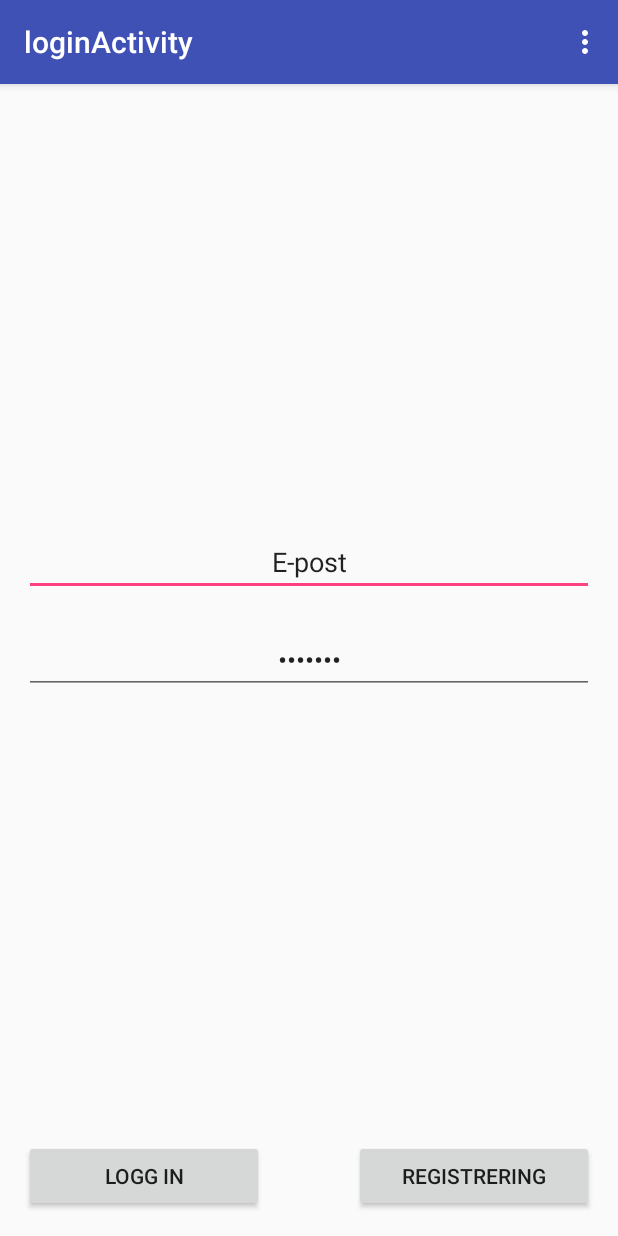
After one commit to gebib/Idretts_app, an Android app: the loginActivity screen opened directly, with no data from a screen before it, on a phone screen of 412 x 824 dp. The commit adds this screen. Run offline under Robolectric (Android 15) with nearby library versions, the phone set to English and light mode, and no system bars.

Commit message:
Ikke helt ferdig med activity, men pusher dette nå og noe litt senere i dag/morgen

```diff
--- a/app/src/main/AndroidManifest.xml
+++ b/app/src/main/AndroidManifest.xml
@@ -18,6 +18,10 @@
                 <category android:name="android.intent.category.LAUNCHER" />
             </intent-filter>
         </activity>
+        <activity
+            android:name=".application.activities.loginActivity"
+            android:label="@string/title_activity_login"
+            android:theme="@style/AppTheme.NoActionBar"></activity>
     </application>
 
 </manifest>
--- /dev/null
+++ b/app/src/main/java/com/example/gruppe43/idretts_app/application/activities/loginActivity.java
@@ -0,0 +1,76 @@
+package com.example.gruppe43.idretts_app.application.activities;
+
+import android.os.Bundle;
+import android.support.v7.app.AppCompatActivity;
+import android.support.v7.widget.Toolbar;
+import android.view.Menu;
+import android.view.MenuItem;
+import android.util.Log;
+import android.view.View;
+import android.widget.Button;
+
+import com.example.gruppe43.idretts_app.R;
+
+
+public class loginActivity extends AppCompatActivity implements View.OnClickListener{
+
+    private static final String TAG = "testRun";
+
+    @Override
+    protected void onCreate(Bundle savedInstanceState) {
+        super.onCreate(savedInstanceState);
+        setContentView(R.layout.activity_login);
+        Toolbar toolbar = (Toolbar) findViewById(R.id.toolbar);
+        setSupportActionBar(toolbar);
+
+        Button loginBT = (Button) findViewById(R.id.loginBT);
+        loginBT.setOnClickListener(this);
+
+        Button registrationBT = (Button) findViewById(R.id.registrationBT);
+        registrationBT.setOnClickListener(this);
+    }
+
+    @Override
+    public boolean onCreateOptionsMenu(Menu menu) {
+        // Inflate the menu; this adds items to the action bar if it is present.
+        getMenuInflater().inflate(R.menu.menu_first_page, menu);
+        return true;
+    }
+
+    @Override
+    public boolean onOptionsItemSelected(MenuItem item) {
+        // Handle action bar item clicks here. The action bar will
+        // automatically handle clicks on the Home/Up button, so long
+        // as you specify a parent activity in AndroidManifest.xml.
+        int id = item.getItemId();
+
+        //noinspection SimplifiableIfStatement
+        if (id == R.id.action_settings) {
+
+            String test = "UploadChange";
+            return true;
+        }
+
+        return super.onOptionsItemSelected(item);
+    }
+
+    @Override
+    public void onClick(View v) {
+        switch (v.getId()){
+            case R.id.loginBT:
+                Log.i(TAG, "debuggingtekst i stedet for intent-> home");
+                //Sett inn kode
+                break;
+
+            case R.id.registrationBT:
+                Log.i(TAG, "debuggingtekst i stedet for intent-> registrering");
+                //Sett inn kode her
+                break;
+
+            default:
+                break;
+
+        }
+    }
+
+}
--- /dev/null
+++ b/app/src/main/res/layout/activity_login.xml
@@ -0,0 +1,26 @@
+<?xml version="1.0" encoding="utf-8"?>
+<android.support.design.widget.CoordinatorLayout xmlns:android="http://schemas.android.com/apk/res/android"
+    xmlns:app="http://schemas.android.com/apk/res-auto"
+    xmlns:tools="http://schemas.android.com/tools"
+    android:layout_width="match_parent"
+    android:layout_height="match_parent"
+    android:fitsSystemWindows="true"
+    tools:context="com.example.gruppe43.idretts_app.application.activities.loginActivity">
+
+    <android.support.design.widget.AppBarLayout
+        android:layout_width="match_parent"
+        android:layout_height="wrap_content"
+        android:theme="@style/AppTheme.AppBarOverlay">
+
+        <android.support.v7.widget.Toolbar
+            android:id="@+id/toolbar"
+            android:layout_width="match_parent"
+            android:layout_height="?attr/actionBarSize"
+            android:background="?attr/colorPrimary"
+            app:popupTheme="@style/AppTheme.PopupOverlay" />
+
+    </android.support.design.widget.AppBarLayout>
+
+    <include layout="@layout/content_login" />
+
+</android.support.design.widget.CoordinatorLayout>
--- /dev/null
+++ b/app/src/main/res/layout/content_login.xml
@@ -0,0 +1,67 @@
+<?xml version="1.0" encoding="utf-8"?>
+<RelativeLayout xmlns:android="http://schemas.android.com/apk/res/android"
+    xmlns:app="http://schemas.android.com/apk/res-auto"
+    xmlns:tools="http://schemas.android.com/tools"
+    android:id="@+id/content_login"
+    android:layout_width="match_parent"
+    android:layout_height="match_parent"
+    android:paddingBottom="@dimen/activity_vertical_margin"
+    android:paddingLeft="@dimen/activity_horizontal_margin"
+    android:paddingRight="@dimen/activity_horizontal_margin"
+    android:paddingTop="@dimen/activity_vertical_margin"
+    app:layout_behavior="@string/appbar_scrolling_view_behavior"
+    tools:context="com.example.gruppe43.idretts_app.application.activities.loginActivity"
+    tools:showIn="@layout/activity_login">
+
+    <EditText
+        android:layout_width="wrap_content"
+        android:layout_height="wrap_content"
+        android:inputType="textEmailAddress"
+        android:ems="10"
+        android:id="@+id/emailET"
+        android:text="@string/email_login"
+        android:textAlignment="center"
+        android:layout_marginBottom="20dp"
+        android:layout_above="@+id/passwordET"
+        android:layout_alignParentLeft="true"
+        android:layout_alignParentStart="true"
+        android:layout_alignParentRight="true"
+        android:layout_alignParentEnd="true" />
+
+    <EditText
+        android:layout_width="wrap_content"
+        android:layout_height="wrap_content"
+        android:inputType="textPassword"
+        android:ems="10"
+        android:id="@+id/passwordET"
+        android:textAlignment="center"
+        android:text="@string/password_login"
+        android:layout_centerVertical="true"
+        android:layout_alignParentLeft="true"
+        android:layout_alignParentStart="true"
+        android:layout_alignParentRight="true"
+        android:layout_alignParentEnd="true" />
+
+    <Button
+        android:text="@string/login_BT"
+        android:layout_width="160dp"
+        android:layout_height="wrap_content"
+        android:layout_alignParentBottom="true"
+        android:layout_alignParentLeft="true"
+        android:layout_alignParentStart="true"
+        android:id="@+id/loginBT"
+        />
+
+    <Button
+        android:text="@string/registration_BT"
+        android:layout_width="160dp"
+        android:layout_height="wrap_content"
+        android:id="@+id/registrationBT"
+        android:layout_alignParentBottom="true"
+        android:layout_alignParentRight="true"
+        android:layout_alignParentEnd="true"
+        />
+
+
+
+</RelativeLayout>
--- a/app/src/main/res/values/strings.xml
+++ b/app/src/main/res/values/strings.xml
@@ -1,4 +1,9 @@
 <resources>
     <string name="app_name"></string>
     <string name="action_settings">Settings</string>
+    <string name="title_activity_login">loginActivity</string>
+    <string name="email_login">E-post</string>
+    <string name="password_login">Passord</string>
+    <string name="login_BT">Logg in</string>
+    <string name="registration_BT">Registrering</string>
 </resources>
```
